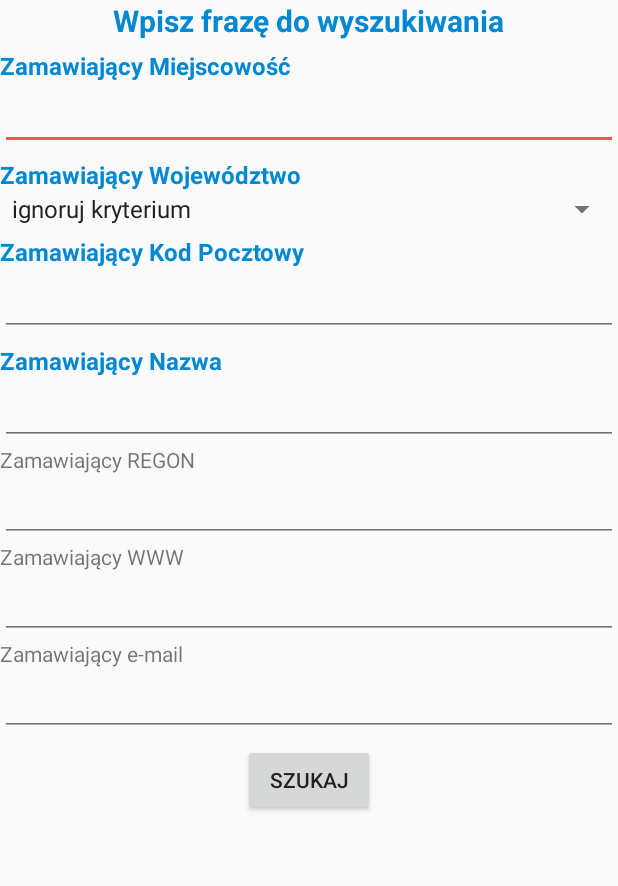
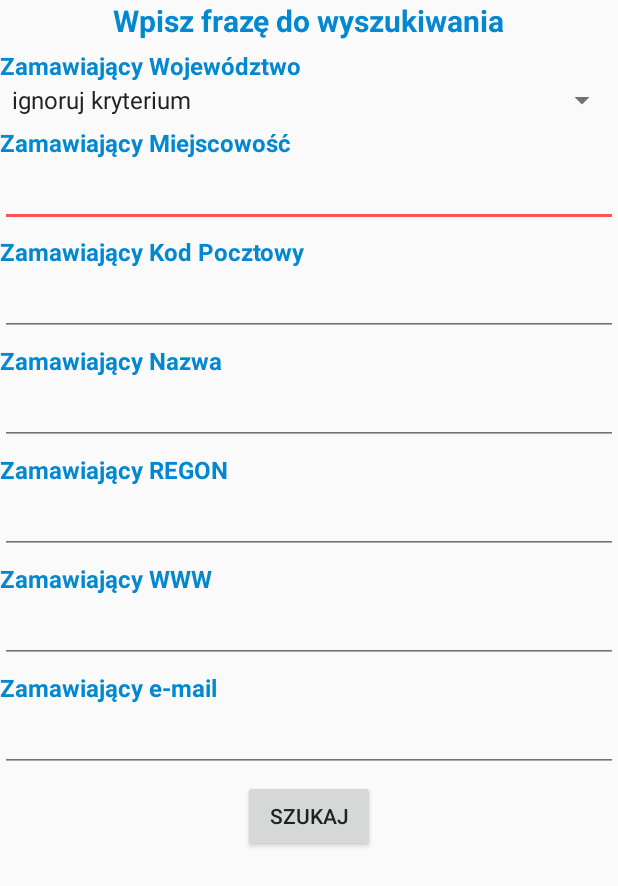
Before and after one commit to media3-0/ZamowieniaPubliczneAndroid, an Android app: the SearchActivity screen opened directly, with no data from a screen before it, on a phone screen of 412 x 824 dp. Shown: the top 886 px of the screen. Run offline under Robolectric (Android 15) with nearby library versions, the phone set to English and light mode, and no system bars.

Commit message:
Kolorki i scrollview w SearchActivity

```diff
--- a/app/src/main/res/layout/activity_search.xml
+++ b/app/src/main/res/layout/activity_search.xml
@@ -3,6 +3,10 @@
     android:layout_width="match_parent"
     android:layout_height="match_parent"
     android:fitsSystemWindows="true">
+
+    <ScrollView
+        android:layout_width="fill_parent"
+        android:layout_height="match_parent">
 
         <LinearLayout xmlns:android="http://schemas.android.com/apk/res/android"
             android:layout_width="match_parent"
@@ -11,126 +15,138 @@
 
 
             <TextView
+                android:id="@+id/textView3"
                 android:layout_width="wrap_content"
                 android:layout_height="wrap_content"
+                android:layout_gravity="center_horizontal"
                 android:text="@string/searchInfo"
-            android:id="@+id/textView3"
-            android:layout_gravity="center_horizontal"
+                android:textColor="#0288D1"
                 android:textSize="20dp"
-            android:textColor="#0288D1"
-            android:textStyle="bold"/>
+                android:textStyle="bold" />
 
             <TextView
+                android:id="@+id/textView5"
                 android:layout_width="wrap_content"
                 android:layout_height="wrap_content"
-            android:text="Zamawiający Miejscowość"
-            android:id="@+id/textView4"
+                android:layout_marginTop="5dp"
+                android:text="Zamawiający Województwo"
                 android:textColor="#0288D1"
                 android:textSize="16sp"
-            android:textStyle="bold"
-            android:layout_marginTop="5dp" />
+                android:textStyle="bold" />
+
+            <Spinner
+                android:id="@+id/spinner"
+                android:layout_width="match_parent"
+                android:layout_height="wrap_content" />
+
+            <TextView
+                android:id="@+id/textView4"
+                android:layout_width="wrap_content"
+                android:layout_height="wrap_content"
+                android:layout_marginTop="5dp"
+                android:text="Zamawiający Miejscowość"
+                android:textColor="#0288D1"
+                android:textSize="16sp"
+                android:textStyle="bold" />
 
             <EditText
+                android:id="@+id/editText"
                 android:layout_width="match_parent"
                 android:layout_height="wrap_content"
-            android:id="@+id/editText"
                 android:layout_gravity="center_horizontal" />
 
             <TextView
+                android:id="@+id/textView6"
                 android:layout_width="wrap_content"
                 android:layout_height="wrap_content"
-            android:text="Zamawiający Województwo"
-            android:id="@+id/textView5"
+                android:layout_marginTop="5dp"
+                android:inputType="number"
+                android:text="Zamawiający Kod Pocztowy"
                 android:textColor="#0288D1"
                 android:textSize="16sp"
-            android:textStyle="bold"
-            android:layout_marginTop="5dp" />
+                android:textStyle="bold" />
 
-        <Spinner
+            <EditText
+                android:id="@+id/editText3"
                 android:layout_width="match_parent"
                 android:layout_height="wrap_content"
-            android:id="@+id/spinner" />
+                android:layout_gravity="right"
+                android:inputType="number"
+                android:maxLength="6" />
 
             <TextView
-            android:inputType="number"
+                android:id="@+id/textView7"
                 android:layout_width="wrap_content"
                 android:layout_height="wrap_content"
-            android:text="Zamawiający Kod Pocztowy"
-            android:id="@+id/textView6"
+                android:layout_marginTop="5dp"
+                android:text="Zamawiający Nazwa"
                 android:textColor="#0288D1"
                 android:textSize="16sp"
-            android:textStyle="bold"
-            android:layout_marginTop="5dp" />
+                android:textStyle="bold" />
 
             <EditText
+                android:id="@+id/editText4"
                 android:layout_width="match_parent"
                 android:layout_height="wrap_content"
-            android:id="@+id/editText3"
-            android:layout_gravity="right"
-            android:maxLength="6"
-            android:inputType="number" />
-
-        <TextView
-            android:layout_width="wrap_content"
-            android:layout_height="wrap_content"
-            android:text="Zamawiający Nazwa"
-            android:id="@+id/textView7"
-            android:textColor="#0288D1"
-            android:textSize="16sp"
-            android:textStyle="bold"
-            android:layout_marginTop="5dp" />
-
-        <EditText
-            android:layout_width="match_parent"
-            android:layout_height="wrap_content"
-            android:id="@+id/editText4"
                 android:layout_gravity="center_horizontal" />
 
             <TextView
+                android:id="@+id/textView8"
                 android:layout_width="wrap_content"
                 android:layout_height="wrap_content"
+                android:layout_marginTop="5dp"
                 android:text="Zamawiający REGON"
-            android:id="@+id/textView8" />
+                android:textColor="#0288D1"
+                android:textSize="16sp"
+                android:textStyle="bold" />
 
             <EditText
+                android:id="@+id/editTextREGON"
                 android:layout_width="match_parent"
                 android:layout_height="wrap_content"
-            android:id="@+id/editTextREGON"
                 android:layout_gravity="center_horizontal" />
 
             <TextView
+                android:id="@+id/textView10"
                 android:layout_width="wrap_content"
                 android:layout_height="wrap_content"
+                android:layout_marginTop="5dp"
                 android:text="Zamawiający WWW"
-            android:id="@+id/textView10" />
+                android:textColor="#0288D1"
+                android:textSize="16sp"
+                android:textStyle="bold" />
 
             <EditText
+                android:id="@+id/editTextWWW"
                 android:layout_width="match_parent"
                 android:layout_height="wrap_content"
-            android:id="@+id/editTextWWW"
                 android:layout_gravity="center_horizontal" />
 
             <TextView
+                android:id="@+id/textView11"
                 android:layout_width="wrap_content"
                 android:layout_height="wrap_content"
+                android:layout_marginTop="5dp"
                 android:text="Zamawiający e-mail"
-            android:id="@+id/textView11" />
+                android:textColor="#0288D1"
+                android:textSize="16sp"
+                android:textStyle="bold" />
 
             <EditText
+                android:id="@+id/editTextEmail"
                 android:layout_width="match_parent"
                 android:layout_height="wrap_content"
-            android:id="@+id/editTextEmail"
                 android:layout_gravity="center_horizontal" />
 
             <Button
+                android:id="@+id/button"
                 android:layout_width="wrap_content"
                 android:layout_height="wrap_content"
-            android:text="@string/searchButton"
-            android:id="@+id/button"
+                android:layout_gravity="center_horizontal"
+                android:layout_marginTop="5dp"
                 android:onClick="onClick"
-            android:layout_gravity="center_horizontal"
-            android:layout_marginTop="5dp" />
+                android:text="@string/searchButton" />
         </LinearLayout>
-
+    </ScrollView>
 
 </android.support.v4.widget.DrawerLayout>
```
Lines whose indentation alone changed are shown as unchanged.
